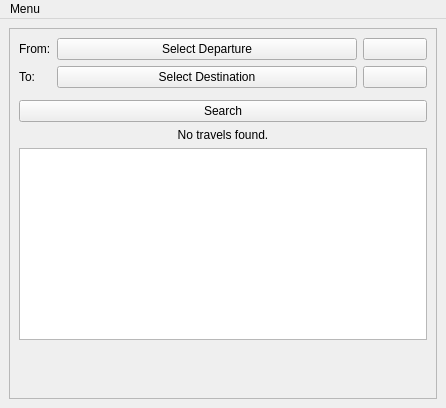
This is travelsearchwindow.ui in dragly/trafikanten-maemo as Qt 5 draws it before an edit. The edited form follows.
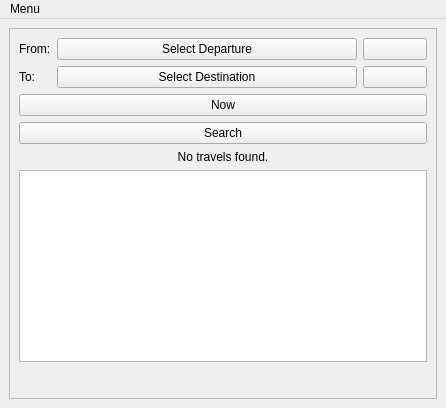
This is the edited form. Icons and pictures are not drawn.

Commit message: Added now button. Added accuracy to GPS search. Updated Norwegian translations.

Diff of the .ui file:
```diff
--- a/travelsearchwindow.ui
+++ b/travelsearchwindow.ui
@@ -26,7 +26,7 @@
          <x>0</x>
          <y>0</y>
          <width>426</width>
-         <height>369</height>
+         <height>367</height>
         </rect>
        </property>
        <layout class="QVBoxLayout" name="verticalLayout_2">
@@ -138,8 +138,20 @@
             </item>
            </layout>
           </item>
-          <item row="2" column="1">
-           <layout class="QHBoxLayout" name="dateTimeContainer"/>
+         </layout>
+        </item>
+        <item>
+         <layout class="QVBoxLayout" name="dateTimeVerticalContainer">
+          <item>
+           <layout class="QHBoxLayout" name="dateTimeHorizontalContainer">
+            <item>
+             <widget class="QPushButton" name="btnNow">
+              <property name="text">
+               <string>Now</string>
+              </property>
+             </widget>
+            </item>
+           </layout>
           </item>
          </layout>
         </item>
```
Left out of the diff: 2 changed lines with no effect on the pictures. The commit also changes 7 other files.
